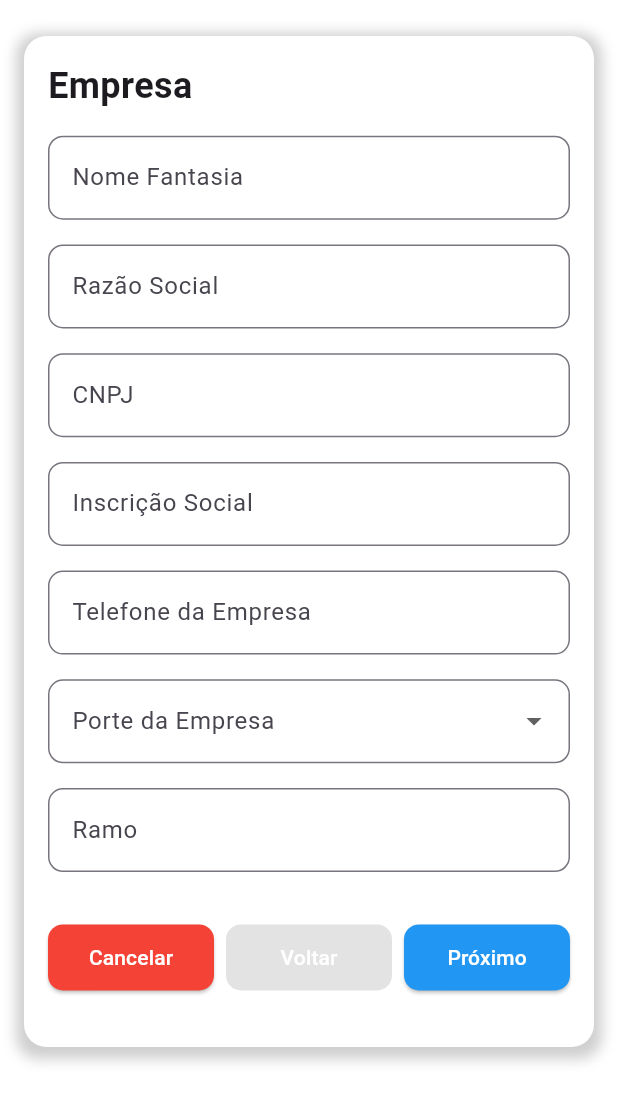
After one commit to victorhnj/ambientesemobile, a Flutter app: the CadastroForm screen opened directly, after a tap on "Próximo", after a tap on "Voltar", on a phone screen of 412 x 824 dp. The commit adds this screen. Shown: the top 1102 px of the screen. Run offline on Flutter 3.47's test engine with Material 3 defaults, Android fonts, the phone set to English and light mode, and no system bars.

Commit message:
Feature: Adiciona telas para realizar o cadastro de empresas.

```diff
--- /dev/null
+++ b/lib/cadastro_empresa_1.dart
@@ -0,0 +1,474 @@
+import 'package:flutter/material.dart';
+import 'package:http/http.dart' as http;
+import 'dart:convert';
+import 'header.dart';
+
+void main() => runApp(MyApp());
+
+class MyApp extends StatelessWidget {
+  @override
+  Widget build(BuildContext context) {
+    return MaterialApp(
+      home: CadastroForm(),
+    );
+  }
+}
+
+class CadastroForm extends StatefulWidget {
+  @override
+  _CadastroFormState createState() => _CadastroFormState();
+}
+
+class _CadastroFormState extends State<CadastroForm> {
+  int _currentIndex = 0; // Índice para controlar o formulário atual
+  final GlobalKey<FormState> _formKey = GlobalKey<FormState>();
+
+  final TextEditingController _nomeFantasiaController = TextEditingController();
+  final TextEditingController _razaoSocialController = TextEditingController();
+  final TextEditingController _cnpjController = TextEditingController();
+  final TextEditingController _cepController = TextEditingController();
+  final TextEditingController _ufController = TextEditingController();
+
+  @override
+  Widget build(BuildContext context) {
+    // Pega a altura e largura da tela
+    final height = MediaQuery.of(context).size.height;
+    final width = MediaQuery.of(context).size.width;
+
+    return Scaffold(
+      backgroundColor: Colors.white,
+
+      body: SingleChildScrollView(
+        child: Padding(
+          padding: EdgeInsets.symmetric(horizontal: 16.0, vertical: 24.0),
+          child: Center(
+            child: IntrinsicHeight(
+              child: Container(
+                width: double.infinity,
+                constraints: BoxConstraints(
+                  minHeight: MediaQuery.of(context).size.height - 150,
+                ),
+                padding: EdgeInsets.all(16.0),
+                decoration: BoxDecoration(
+                  color: Colors.white,
+                  borderRadius: BorderRadius.circular(15.0),
+                  boxShadow: [
+                    BoxShadow(
+                      color: Colors.grey.withOpacity(0.5),
+                      spreadRadius: 5,
+                      blurRadius: 7,
+                      offset: Offset(0, 3),
+                    ),
+                  ],
+                ),
+                child: Form(
+                  key: _formKey,
+                  child: Column(
+                    mainAxisSize: MainAxisSize.min,
+                    crossAxisAlignment: CrossAxisAlignment.start,
+                    children: [
+                      if (_currentIndex == 0) _buildEmpresaForm(height, width),
+                      if (_currentIndex == 1) _buildEnderecoForm(height, width),
+                      if (_currentIndex == 2) _buildInformacoesPessoaisForm(height, width),
+                    ],
+                  ),
+                ),
+              ),
+            ),
+          ),
+        ),
+      ),
+    );
+  }
+
+  // Primeiro formulário - Empresa
+  Widget _buildEmpresaForm(double height, double width) {
+    return Column(
+      crossAxisAlignment: CrossAxisAlignment.start,
+      children: [
+        Text('Empresa', style: TextStyle(fontSize: 24, fontWeight: FontWeight.bold)),
+        SizedBox(height: height * 0.02),
+        TextFormField(
+          controller: _nomeFantasiaController,
+          decoration: InputDecoration(
+            labelText: 'Nome Fantasia',
+            border: OutlineInputBorder(borderRadius: BorderRadius.circular(10.0)),
+          ),
+        ),
+        SizedBox(height: height * 0.02),
+        TextFormField(
+          controller: _razaoSocialController,
+          decoration: InputDecoration(
+            labelText: 'Razão Social',
+            border: OutlineInputBorder(borderRadius: BorderRadius.circular(10.0)),
+          ),
+        ),
+        SizedBox(height: height * 0.02),
+        TextFormField(
+          controller: _cnpjController,
+          decoration: InputDecoration(
+            labelText: 'CNPJ',
+            border: OutlineInputBorder(borderRadius: BorderRadius.circular(10.0)),
+          ),
+        ),
+        SizedBox(height: height * 0.02),
+        TextFormField(
+          decoration: InputDecoration(
+            labelText: 'Inscrição Social',
+            border: OutlineInputBorder(borderRadius: BorderRadius.circular(10.0)),
+          ),
+        ),
+        SizedBox(height: height * 0.02),
+        TextFormField(
+          decoration: InputDecoration(
+            labelText: 'Telefone da Empresa',
+            border: OutlineInputBorder(borderRadius: BorderRadius.circular(10.0)),
+          ),
+        ),
+        SizedBox(height: height * 0.02),
+        DropdownButtonFormField<String>(
+          decoration: InputDecoration(
+            labelText: 'Porte da Empresa',
+            border: OutlineInputBorder(borderRadius: BorderRadius.circular(10.0)),
+          ),
+          items: ['Pequeno', 'Médio', 'Grande']
+              .map((label) => DropdownMenuItem(
+                    child: Text(label),
+                    value: label,
+                  ))
+              .toList(),
+          onChanged: (value) {},
+        ),
+        SizedBox(height: height * 0.02),
+        TextFormField(
+          decoration: InputDecoration(
+            labelText: 'Ramo',
+            border: OutlineInputBorder(borderRadius: BorderRadius.circular(10.0)),
+          ),
+        ),
+        SizedBox(height: height * 0.04),
+        Row(
+          mainAxisAlignment: MainAxisAlignment.spaceBetween,
+          children: [
+            Expanded(
+              child: ElevatedButton(
+                onPressed: () {
+                },
+                style: ElevatedButton.styleFrom(
+                  backgroundColor: Colors.red,
+                  shape: RoundedRectangleBorder(
+                    borderRadius: BorderRadius.circular(10.0),
+                  ),
+                  padding: EdgeInsets.symmetric(horizontal: 12, vertical: 12),
+                ),
+                child: Text(
+                  'Cancelar',
+                  style: TextStyle(
+                    color: Colors.white,
+                    fontSize: 14,
+                  ),
+                ),
+              ),
+            ),
+            SizedBox(width: 8),
+            Expanded(
+              child: ElevatedButton(
+                onPressed: null,
+                style: ElevatedButton.styleFrom(
+                  backgroundColor: Colors.grey,
+                  shape: RoundedRectangleBorder(
+                    borderRadius: BorderRadius.circular(10.0),
+                  ),
+                  padding: EdgeInsets.symmetric(horizontal: 12, vertical: 12),
+                ),
+                child: Text(
+                  'Voltar',
+                  style: TextStyle(
+                    color: Colors.white,
+                    fontSize: 14,
+                  ),
+                ),
+              ),
+            ),
+            SizedBox(width: 8),
+            Expanded(
+              child: ElevatedButton(
+                onPressed: () {
+                  if (_formKey.currentState!.validate()) {
+                    setState(() {
+                      _currentIndex = 1;
+                    });
+                  }
+                },
+                style: ElevatedButton.styleFrom(
+                  backgroundColor: Colors.blue,
+                  shape: RoundedRectangleBorder(
+                    borderRadius: BorderRadius.circular(10.0),
+                  ),
+                  padding: EdgeInsets.symmetric(horizontal: 12, vertical: 12),
+                ),
+                child: Text(
+                  'Próximo',
+                  style: TextStyle(
+                    color: Colors.white,
+                    fontSize: 14,
+                  ),
+                ),
+              ),
+            ),
+          ],
+        ),
+      ],
+    );
+  }
+
+  // Segundo formulário - Endereço
+  Widget _buildEnderecoForm(double height, double width) {
+    return Column(
+      crossAxisAlignment: CrossAxisAlignment.start,
+      children: [
+        Text('Endereço', style: TextStyle(fontSize: 24, fontWeight: FontWeight.bold)),
+        SizedBox(height: height * 0.02),
+        TextFormField(
+          controller: _nomeFantasiaController,
+          decoration: InputDecoration(
+            labelText: 'CEP',
+            border: OutlineInputBorder(borderRadius: BorderRadius.circular(10.0)),
+          ),
+        ),
+        SizedBox(height: height * 0.02),
+        TextFormField(
+          controller: _razaoSocialController,
+          decoration: InputDecoration(
+            labelText: 'UF',
+            border: OutlineInputBorder(borderRadius: BorderRadius.circular(10.0)),
+          ),
+        ),
+        SizedBox(height: height * 0.02),
+        TextFormField(
+          controller: _cnpjController,
+          decoration: InputDecoration(
+            labelText: 'Cidade',
+            border: OutlineInputBorder(borderRadius: BorderRadius.circular(10.0)),
+          ),
+        ),
+        SizedBox(height: height * 0.02),
+        TextFormField(
+          decoration: InputDecoration(
+            labelText: 'Bairro',
+            border: OutlineInputBorder(borderRadius: BorderRadius.circular(10.0)),
+          ),
+        ),
+        SizedBox(height: height * 0.02),
+        TextFormField(
+          decoration: InputDecoration(
+            labelText: 'Rua',
+            border: OutlineInputBorder(borderRadius: BorderRadius.circular(10.0)),
+          ),
+        ),
+
+        SizedBox(height: height * 0.02),
+        TextFormField(
+          decoration: InputDecoration(
+            labelText: 'Número',
+            border: OutlineInputBorder(borderRadius: BorderRadius.circular(10.0)),
+          ),
+        ),
+        SizedBox(height: height * 0.04),
+        Row(
+          mainAxisAlignment: MainAxisAlignment.spaceBetween,
+          children: [
+            Expanded(
+              child: ElevatedButton(
+                onPressed: () {
+                  if (_formKey.currentState!.validate()) {
+                    setState(() {
+                      _currentIndex = 0;
+                    });
+                  }
+                },
+                style: ElevatedButton.styleFrom(
+                  backgroundColor: Colors.red,
+                  shape: RoundedRectangleBorder(
+                    borderRadius: BorderRadius.circular(10.0),
+                  ),
+                  padding: EdgeInsets.symmetric(horizontal: 12, vertical: 12),
+                ),
+                child: Text(
+                  'Cancelar',
+                  style: TextStyle(
+                    color: Colors.white,
+                    fontSize: 14,
+                  ),
+                ),
+              ),
+            ),
+            SizedBox(width: 8),
+            Expanded(
+              child: ElevatedButton(
+                onPressed: () {
+                    setState(() {
+                      _currentIndex = 0;
+                    });
+                  },
+                style: ElevatedButton.styleFrom(
+                  backgroundColor: Colors.grey,
+                  shape: RoundedRectangleBorder(
+                    borderRadius: BorderRadius.circular(10.0),
+                  ),
+                  padding: EdgeInsets.symmetric(horizontal: 12, vertical: 12),
+                ),
+                child: Text(
+                  'Voltar',
+                  style: TextStyle(
+                    color: Colors.white,
+                    fontSize: 14,
+                  ),
+                ),
+              ),
+            ),
+            SizedBox(width: 8),
+            Expanded(
+              child: ElevatedButton(
+                onPressed: () {
+                  if (_formKey.currentState!.validate()) {
+                    setState(() {
+                      _currentIndex = 2;
+                    });
+                  }
+                },
+                style: ElevatedButton.styleFrom(
+                  backgroundColor: Colors.blue,
+                  shape: RoundedRectangleBorder(
+                    borderRadius: BorderRadius.circular(10.0),
+                  ),
+                  padding: EdgeInsets.symmetric(horizontal: 12, vertical: 12),
+                ),
+                child: Text(
+                  'Próximo',
+                  style: TextStyle(
+                    color: Colors.white,
+                    fontSize: 14,
+                  ),
+                ),
+              ),
+            ),
+          ],
+        ),
+      ],
+    );
+  }
+
+  // Terceiro formulário - Informações Pessoais
+  Widget _buildInformacoesPessoaisForm(double height, double width) {
+    return Column(
+      crossAxisAlignment: CrossAxisAlignment.start,
+      children: [
+        Text('Informações pessoais', style: TextStyle(fontSize: 24, fontWeight: FontWeight.bold)),
+        SizedBox(height: height * 0.02),
+        TextFormField(
+          controller: _nomeFantasiaController,
+          decoration: InputDecoration(
+            labelText: 'Nome do solicitante',
+            border: OutlineInputBorder(borderRadius: BorderRadius.circular(10.0)),
+          ),
+        ),
+        SizedBox(height: height * 0.02),
+        TextFormField(
+          controller: _razaoSocialController,
+          decoration: InputDecoration(
+            labelText: 'Telefone do solicitante',
+            border: OutlineInputBorder(borderRadius: BorderRadius.circular(10.0)),
+          ),
+        ),
+        SizedBox(height: height * 0.02),
+        TextFormField(
+          controller: _cnpjController,
+          decoration: InputDecoration(
+            labelText: 'Email',
+            border: OutlineInputBorder(borderRadius: BorderRadius.circular(10.0)),
+          ),
+        ),
+        SizedBox(height: height * 0.04),
+        Row(
+          mainAxisAlignment: MainAxisAlignment.spaceBetween,
+          children: [
+            Expanded(
+              child: ElevatedButton(
+                onPressed: () {
+                    setState(() {
+                      _currentIndex = 0;
+                    });
+                  },
+                style: ElevatedButton.styleFrom(
+                  backgroundColor: Colors.red,
+                  shape: RoundedRectangleBorder(
+                    borderRadius: BorderRadius.circular(10.0),
+                  ),
+                  padding: EdgeInsets.symmetric(horizontal: 12, vertical: 12),
+                ),
+                child: Text(
+                  'Cancelar',
+                  style: TextStyle(
+                    color: Colors.white,
+                    fontSize: 14,
+                  ),
+                ),
+              ),
+            ),
+            SizedBox(width: 8),
+            Expanded(
+              child: ElevatedButton(
+                onPressed: () {
+                    setState(() {
+                      _currentIndex = 1;
+                    });
+                  },
+                style: ElevatedButton.styleFrom(
+                  backgroundColor: Colors.grey,
+                  shape: RoundedRectangleBorder(
+                    borderRadius: BorderRadius.circular(10.0),
+                  ),
+                  padding: EdgeInsets.symmetric(horizontal: 12, vertical: 12),
+                ),
+                child: Text(
+                  'Voltar',
+                  style: TextStyle(
+                    color: Colors.white,
+                    fontSize: 14,
+                  ),
+                ),
+              ),
+            ),
+            SizedBox(width: 8),
+            Expanded(
+              child: ElevatedButton(
+                onPressed: () {
+                  if (_formKey.currentState!.validate()) {
+                    ScaffoldMessenger.of(context).showSnackBar(
+                      SnackBar(content: Text('Informações Pessoais salvas!')),
+                    );
+                  }
+                },
+                style: ElevatedButton.styleFrom(
+                  backgroundColor: Colors.blue,
+                  shape: RoundedRectangleBorder(
+                    borderRadius: BorderRadius.circular(10.0),
+                  ),
+                  padding: EdgeInsets.symmetric(horizontal: 12, vertical: 12),
+                ),
+                child: Text(
+                  'Salvar',
+                  style: TextStyle(
+                    color: Colors.white,
+                    fontSize: 14,
+                  ),
+                ),
+              ),
+            ),
+          ],
+        ),
+      ],
+    );
+  }
+}
--- a/lib/login_screen.dart
+++ b/lib/login_screen.dart
@@ -1,3 +1,4 @@
+import 'package:ambientese/main_screen.dart';
 import 'package:flutter/material.dart';
 import 'package:http/http.dart' as http;
 import 'dart:convert';
@@ -90,6 +91,11 @@ class _LoginFormState extends State<LoginForm> {
             margin: EdgeInsets.only(
                 top: 10.0, right: 10.0, left: 300.0, bottom: 830),
           ),
+        );
+
+        Navigator.pushReplacement(
+          context,
+          MaterialPageRoute(builder: (context) => MainScreen()),
         );
       } else if (response.statusCode == 401) {
         // Falha no login
--- a/lib/main.dart
+++ b/lib/main.dart
@@ -1,6 +1,5 @@
 import 'package:flutter/material.dart';
 import 'login_screen.dart';
-// Certifique-se de que o caminho está correto // Importa a nova tela de recuperação de senha
 
 void main() {
   runApp(const MyApp());
```
